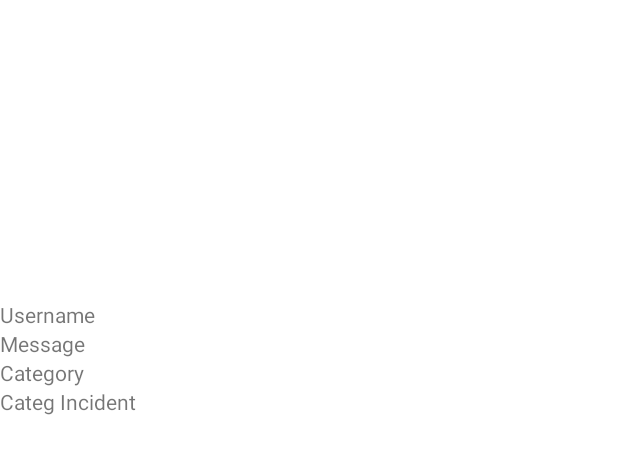
After one commit to ghrthrth/mchsDiplom, an Android app: the layout grid_item_layout.xml on its own in the app's theme, with its tools: preview values and no code run, on a phone screen of 412 x 824 dp. The commit adds this screen. Shown: the top 454 px of the screen. Run offline under Robolectric (Android 15) with nearby library versions, the phone set to English and light mode, and no system bars.

Commit message:
release v1

```diff
--- a/app/src/main/res/layout/fragment_gallery.xml
+++ b/app/src/main/res/layout/fragment_gallery.xml
@@ -20,6 +20,7 @@
         app:layout_constraintStart_toStartOf="parent"
         app:layout_constraintTop_toTopOf="parent" />
 
+    <!-- your_layout.xml -->
     <GridView
         android:id="@+id/gridView"
         android:layout_width="409dp"
@@ -27,10 +28,13 @@
         android:layout_marginStart="1dp"
         android:layout_marginTop="9dp"
         android:layout_marginEnd="1dp"
+        android:verticalSpacing="8dp"
+        android:horizontalSpacing="8dp"
         app:layout_constraintBottom_toBottomOf="parent"
         app:layout_constraintEnd_toEndOf="parent"
         app:layout_constraintStart_toStartOf="parent"
         app:layout_constraintTop_toBottomOf="@+id/text_gallery" />
+
 
     <ImageView
         android:id="@+id/imageView3"
--- /dev/null
+++ b/app/src/main/res/layout/grid_item_layout.xml
@@ -0,0 +1,40 @@
+<!-- grid_item_layout.xml -->
+<RelativeLayout xmlns:android="http://schemas.android.com/apk/res/android"
+    android:layout_width="wrap_content"
+    android:layout_height="wrap_content">
+
+    <ImageView
+        android:id="@+id/grid_image"
+        android:layout_width="200dp"
+        android:layout_height="200dp"
+        android:scaleType="centerCrop" />
+
+    <TextView
+        android:id="@+id/username_text_view"
+        android:layout_width="wrap_content"
+        android:layout_height="wrap_content"
+        android:layout_below="@id/grid_image"
+        android:text="Username" />
+
+    <TextView
+        android:id="@+id/msg_text_view"
+        android:layout_width="wrap_content"
+        android:layout_height="wrap_content"
+        android:layout_below="@id/username_text_view"
+        android:text="Message" />
+
+    <TextView
+        android:id="@+id/category_text_view"
+        android:layout_width="wrap_content"
+        android:layout_height="wrap_content"
+        android:layout_below="@id/msg_text_view"
+        android:text="Category" />
+
+    <TextView
+        android:id="@+id/categ_incident_text_view"
+        android:layout_width="wrap_content"
+        android:layout_height="wrap_content"
+        android:layout_below="@id/category_text_view"
+        android:text="Categ Incident" />
+
+</RelativeLayout>
--- /dev/null
+++ b/app/src/main/res/values/ids.xml
@@ -0,0 +1,8 @@
+<?xml version="1.0" encoding="utf-8"?>
+<resources>
+    <item name="grid_image" type="id" />
+    <item name="username_text_view" type="id" />
+    <item name="msg_text_view" type="id" />
+    <item name="category_text_view" type="id" />
+    <item name="categ_incident_text_view" type="id" />
+</resources>
```
Also changed, not shown: app/src/main/java/com/example/mchs/ui/gallery/GalleryFragment.java (+52 -6 lines), app/src/main/java/com/example/mchs/ui/gallery/ImageAdapter.java (+42 -10 lines), app/src/main/java/com/example/mchs/ui/home/HomeFragment.java (+30 -12 lines).
